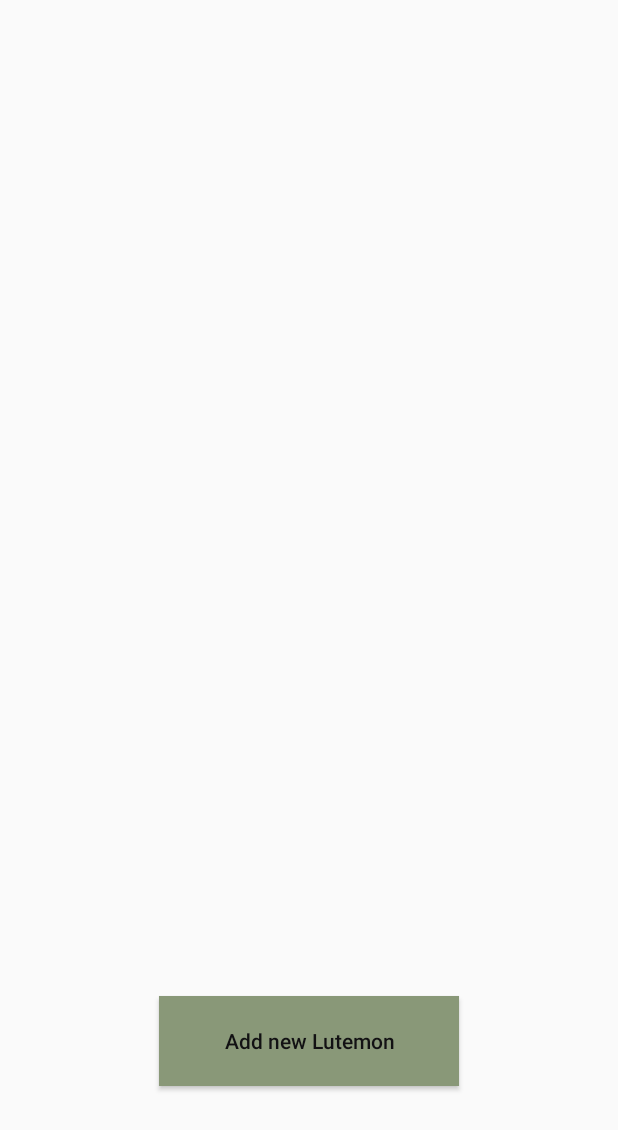
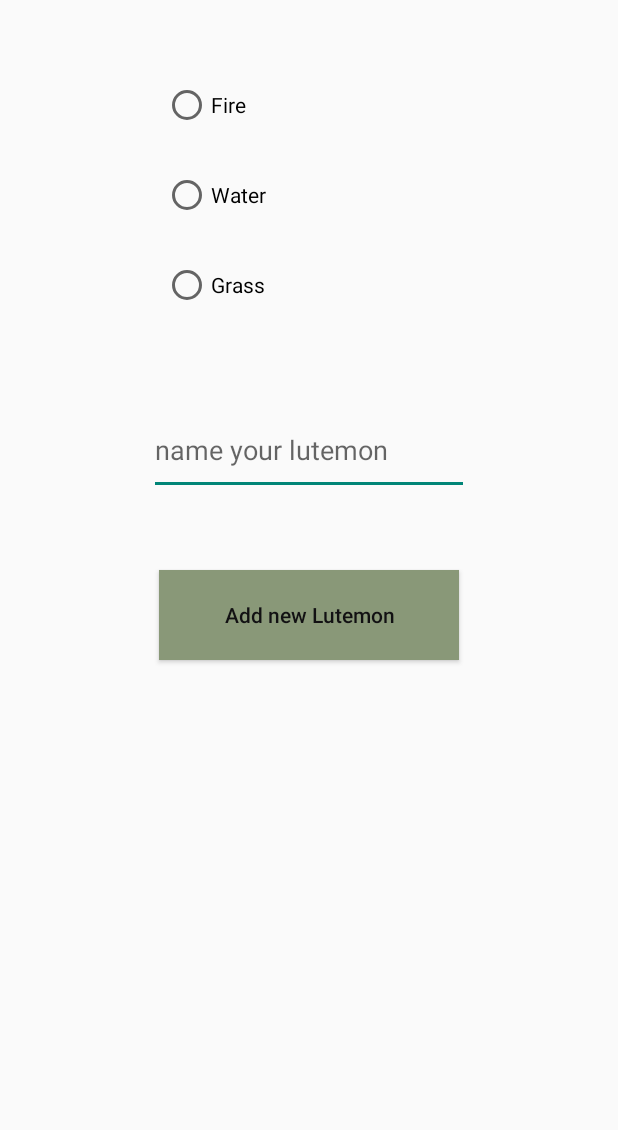
Before and after one commit to lepplaju/Olio-Harjoitustyo, an Android app: the layout activity_add_new_lutemon.xml on its own in the app's theme, with its tools: preview values and no code run, on a phone screen of 412 x 824 dp. Shown: the top 1130 px of the screen. Run offline under Robolectric (Android 15) with nearby library versions, the phone set to English and light mode, and no system bars.

Commit message:
possible to add lutemons. Home storage class as a singleton.

```diff
--- a/app/src/main/AndroidManifest.xml
+++ b/app/src/main/AndroidManifest.xml
@@ -13,11 +13,13 @@
         android:theme="@style/Theme.Lutemon"
         tools:targetApi="31">
         <activity
-            android:name=".activities.addNewLutemon"
+            android:name=".activities.AddNewLutemon"
             android:exported="false" />
         <activity
             android:name=".activities.MainActivity"
-            android:exported="true">
+            android:exported="true"
+            android:windowSoftInputMode="adjustResize">
+
             <intent-filter>
                 <action android:name="android.intent.action.MAIN" />
 
--- a/app/src/main/res/layout/activity_add_new_lutemon.xml
+++ b/app/src/main/res/layout/activity_add_new_lutemon.xml
@@ -4,15 +4,60 @@
     xmlns:tools="http://schemas.android.com/tools"
     android:layout_width="match_parent"
     android:layout_height="match_parent"
-    tools:context=".activities.addNewLutemon">
+    tools:context=".activities.AddNewLutemon">
 
     <Button
-        android:id="@+id/button"
+        android:id="@+id/addLutemonViewBtn"
         android:layout_width="200dp"
         android:layout_height="60dp"
-        android:layout_marginBottom="100dp"
+        android:layout_marginTop="50dp"
+        android:onClick="addLutemon"
         android:text="Add new Lutemon"
-        app:layout_constraintBottom_toBottomOf="parent"
+        app:layout_constraintEnd_toEndOf="@+id/lutemonNameField"
+        app:layout_constraintStart_toStartOf="@+id/lutemonNameField"
+        app:layout_constraintTop_toBottomOf="@+id/lutemonNameField" />
+
+    <RadioGroup
+        android:id="@+id/lutemonTyperRG"
+        android:layout_width="195dp"
+        android:layout_height="0dp"
+        android:layout_marginTop="40dp"
         app:layout_constraintEnd_toEndOf="parent"
-        app:layout_constraintStart_toStartOf="parent" />
+        app:layout_constraintStart_toStartOf="parent"
+        app:layout_constraintTop_toTopOf="parent">
+
+        <RadioButton
+            android:id="@+id/fireType"
+            android:layout_width="match_parent"
+            android:layout_height="60dp"
+            android:text="Fire"
+            android:textAlignment="textStart" />
+
+        <RadioButton
+            android:id="@+id/WaterType"
+            android:layout_width="match_parent"
+            android:layout_height="60dp"
+            android:text="Water"
+            android:textAlignment="textStart" />
+
+        <RadioButton
+            android:id="@+id/GrassType"
+            android:layout_width="match_parent"
+            android:layout_height="60dp"
+            android:text="Grass"
+            android:textAlignment="textStart" />
+
+    </RadioGroup>
+
+    <EditText
+        android:id="@+id/lutemonNameField"
+        android:layout_width="wrap_content"
+        android:layout_height="60dp"
+        android:layout_marginTop="50dp"
+        android:ems="10"
+        android:hint="name your lutemon"
+        android:inputType="text"
+        app:layout_constraintEnd_toEndOf="parent"
+        app:layout_constraintStart_toStartOf="parent"
+        app:layout_constraintTop_toBottomOf="@+id/lutemonTyperRG" />
 </androidx.constraintlayout.widget.ConstraintLayout>
--- a/app/src/main/res/layout/activity_main.xml
+++ b/app/src/main/res/layout/activity_main.xml
@@ -12,6 +12,7 @@
         android:layout_height="60dp"
         android:layout_marginTop="80dp"
 
+        android:onClick="makeNewLutemonView"
         android:text="Add new Lutemon"
         android:textColor="@color/dark"
         app:cornerRadius="5dp"
@@ -24,6 +25,7 @@
         android:layout_width="150dp"
         android:layout_height="60dp"
         android:layout_marginTop="20dp"
+        android:onClick="listLutemonsBtn"
         android:text="List Lutemons"
         app:cornerRadius="5dp"
         app:layout_constraintEnd_toEndOf="@+id/addLutemonBtn"
```
Also changed, not shown: app/src/main/java/com/example/lutemon/activities/AddNewLutemon.java (added, +44 -0 lines), app/src/main/java/com/example/lutemon/activities/MainActivity.java (+15 -0 lines), app/src/main/java/com/example/lutemon/activities/addNewLutemon.java (deleted, +0 -16 lines), app/src/main/java/com/example/lutemon/classes/Home.java (+11 -1 lines), app/src/main/java/com/example/lutemon/classes/Lutemon.java (+16 -6 lines), app/src/main/java/com/example/lutemon/classes/Storage.java (+9 -3 lines).
